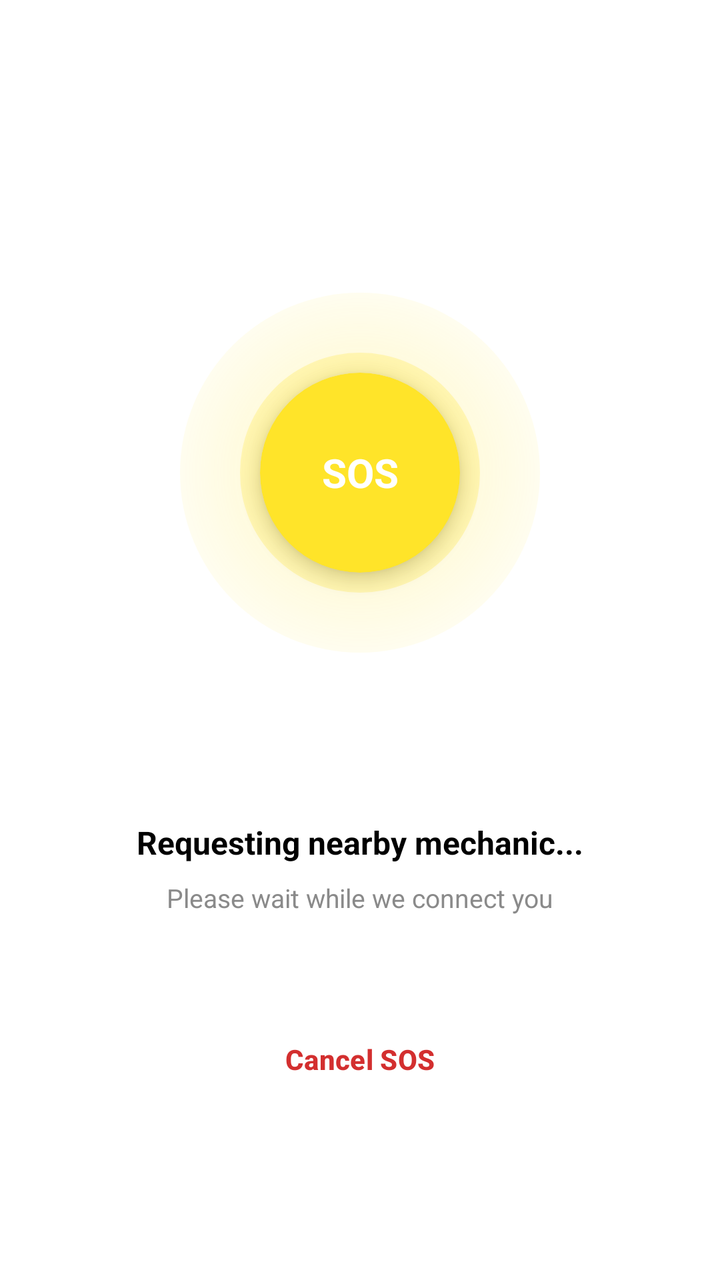
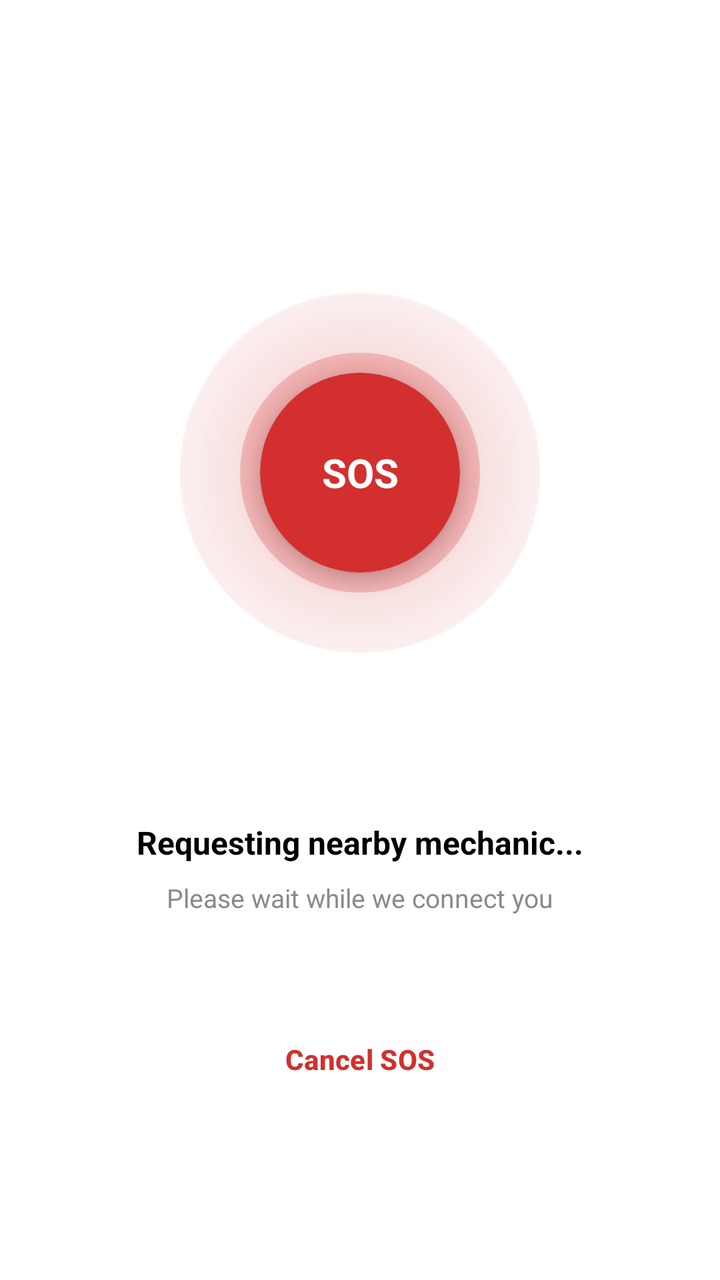

Before-and-after screenshots of an Android layout around one commit, followed by the original layout XML and the change that was made.
<!-- AndroidManifest.xml: application theme Theme.TregoApp -->
<!-- res/layout/fragment_s_o_s_sending.xml -->
<?xml version="1.0" encoding="utf-8"?>
<FrameLayout xmlns:android="http://schemas.android.com/apk/res/android"
    android:layout_width="match_parent"
    android:layout_height="match_parent"
    xmlns:app="http://schemas.android.com/apk/res-auto"
    android:background="@color/white">

    <LinearLayout
        android:layout_width="match_parent"
        android:layout_height="match_parent"
        android:gravity="center"
        android:orientation="vertical">

        
        <FrameLayout
            android:layout_width="300dp"
            android:layout_height="300dp"
            android:layout_gravity="center"
            android:clipToOutline="true"
            android:clipChildren="false"
            android:clipToPadding="false"
            android:background="@drawable/circle">

            
            <View
                android:id="@+id/pulseOuter"
                android:layout_width="180dp"
                android:layout_height="180dp"
                android:layout_gravity="center"
                android:background="@drawable/pulse_circle"
                android:alpha="0.3"/>

            
            <View
                android:id="@+id/pulseInner"
                android:layout_width="120dp"
                android:layout_height="120dp"
                android:layout_gravity="center"
                android:background="@drawable/pulse_circle"
                android:alpha="0.5"/>

            
            <com.google.android.material.card.MaterialCardView
                android:id="@+id/sosButton"
                android:layout_width="100dp"
                android:layout_height="100dp"
                android:layout_gravity="center"
                app:cardCornerRadius="50dp"
                android:backgroundTint="@color/primary_color"
                app:cardElevation="6dp"
                app:strokeWidth="0dp" >

                <TextView
                    android:layout_width="match_parent"
                    android:layout_height="match_parent"
                    android:gravity="center"
                    android:text="SOS"
                    android:textColor="@color/white"
                    android:textSize="20sp"
                    android:textStyle="bold"/>

            </com.google.android.material.card.MaterialCardView>

        </FrameLayout>

        
        <TextView
            android:id="@+id/tvStatus"
            android:layout_width="wrap_content"
            android:layout_height="wrap_content"
            android:text="Requesting nearby mechanic..."
            android:textSize="16sp"
            android:textStyle="bold"
            android:layout_marginTop="24dp"
            android:textColor="@color/black"/>

        
        <TextView
            android:layout_width="wrap_content"
            android:layout_height="wrap_content"
            android:text="Please wait while we connect you"
            android:textSize="13sp"
            android:textColor="@color/text_grey"
            android:layout_marginTop="8dp"/>

        
        <com.google.android.material.button.MaterialButton
            android:id="@+id/btnCancelSOS"
            style="@style/Widget.Material3.Button.TextButton"
            android:layout_width="wrap_content"
            android:layout_height="wrap_content"
            android:layout_marginTop="48dp"
            android:text="Cancel SOS"
            android:textColor="#D32F2F"
            android:textSize="14sp"
            android:textStyle="bold"
            app:rippleColor="#1AE02424" />

    </LinearLayout>

</FrameLayout>
<!-- resources referenced by this layout -->
<resources>
  <color name="black">#FF000000</color>
  <color name="primary_color">#FFE429</color>
  <color name="text_grey">#8A8A8A</color>
  <color name="white">#FFFFFFFF</color>
  <!-- drawable circle (drawable) -->
  <?xml version="1.0" encoding="utf-8"?>
  <shape xmlns:android="http://schemas.android.com/apk/res/android"
      android:shape="oval">
  
      <solid android:color="@android:color/transparent"/>
  
  </shape>
  <!-- drawable pulse_circle (drawable) -->
  <?xml version="1.0" encoding="utf-8"?>
  <shape xmlns:android="http://schemas.android.com/apk/res/android"
      android:shape="oval">
  
      <gradient
          android:type="radial"
          android:gradientRadius="120dp"
          android:startColor="@color/primary_color"
          android:endColor="@android:color/transparent"/>
  </shape>
  <style name="Theme.TregoApp" parent="Base.Theme.TregoApp" />
  <style name="Base.Theme.TregoApp" parent="Theme.Material3.DayNight.NoActionBar">
          <item name="colorPrimary">@color/primary_color</item>
          <item name="android:statusBarColor">@color/secondary_color</item>
          <item name="android:windowLightStatusBar">true</item>
      </style>
  <color name="secondary_color">#FFFFFFFF</color>
</resources>

<!-- the commit's change to res/layout/fragment_s_o_s_sending.xml (unified diff, before → after) -->
@@ -46,7 +46,7 @@
                 android:layout_height="100dp"
                 android:layout_gravity="center"
                 app:cardCornerRadius="50dp"
-                android:backgroundTint="@color/primary_color"
+                android:backgroundTint="#D32F2F"
                 app:cardElevation="6dp"
                 app:strokeWidth="0dp" >
 
<!-- resource entries referenced after the edit -->
@@ -20,7 +20,7 @@
       <gradient
           android:type="radial"
           android:gradientRadius="120dp"
-          android:startColor="@color/primary_color"
+          android:startColor="#D32F2F"
           android:endColor="@android:color/transparent"/>
   </shape>
   <style name="Theme.TregoApp" parent="Base.Theme.TregoApp" />
